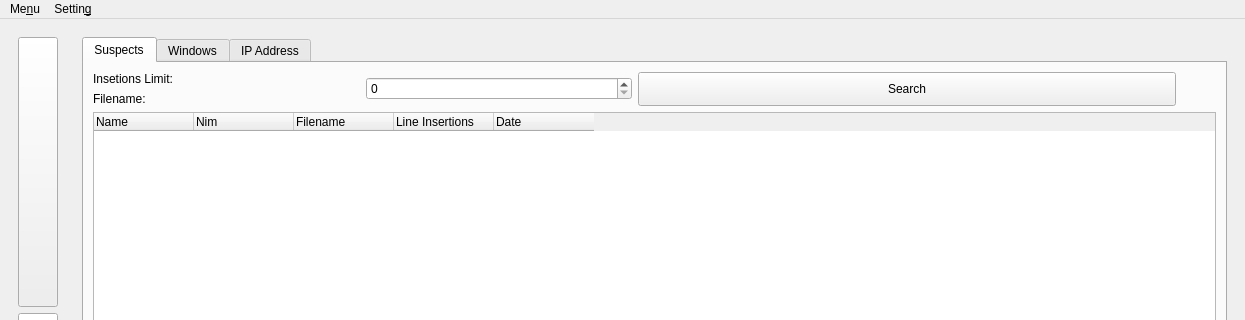
The window that lupv/Resources/ui/main_window.ui (azzamsa/lupv) describes before a commit, drawn with Qt 5; both pictures show x 0 to 1245 and y 0 to 320 of the 1245 by 900 pixel window.
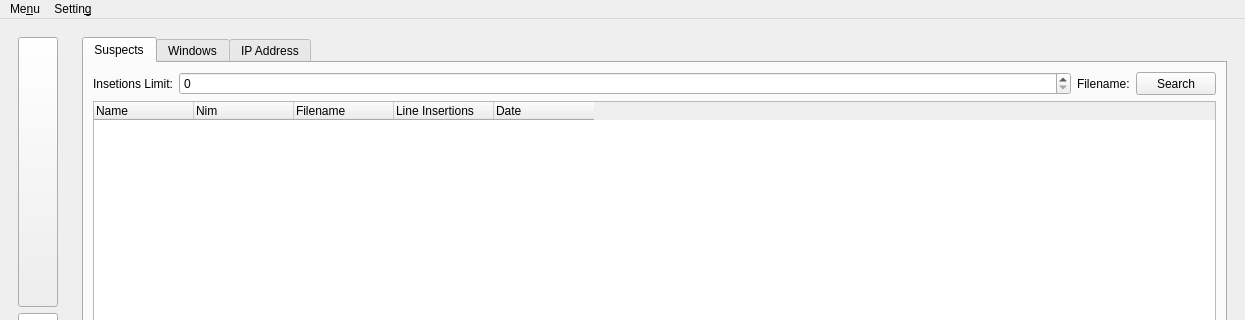
The same window after the commit. The open tabs and pages were chosen to show the change. Icons and pictures are not drawn.

Commit message:
Rearrange suspect window
Arrange layout to have better looking

Diff of the .ui file:
```diff
--- a/lupv/Resources/ui/main_window.ui
+++ b/lupv/Resources/ui/main_window.ui
@@ -533,16 +533,12 @@
              <attribute name="title">
               <string>Suspects</string>
              </attribute>
-             <layout class="QVBoxLayout" name="verticalLayout_8">
-              <item>
-               <layout class="QVBoxLayout" name="verticalLayout_7">
-                <item>
-                 <layout class="QHBoxLayout" name="horizontalLayout_5">
-                  <item>
-                   <layout class="QHBoxLayout" name="horizontalLayout_4">
-                    <item>
                      <layout class="QVBoxLayout" name="verticalLayout_5">
                       <item>
+               <layout class="QHBoxLayout" name="horizontalLayout_16">
+                <item>
+                 <layout class="QHBoxLayout" name="horizontalLayout_4">
+                  <item>
                        <widget class="QLabel" name="label">
                         <property name="text">
                          <string>Insetions Limit:</string>
@@ -550,6 +546,20 @@
                        </widget>
                       </item>
                       <item>
+                   <widget class="QSpinBox" name="insertions_limit_spin">
+                    <property name="sizePolicy">
+                     <sizepolicy hsizetype="MinimumExpanding" vsizetype="Minimum">
+                      <horstretch>0</horstretch>
+                      <verstretch>0</verstretch>
+                     </sizepolicy>
+                    </property>
+                   </widget>
+                  </item>
+                 </layout>
+                </item>
+                <item>
+                 <layout class="QHBoxLayout" name="horizontalLayout_5">
+                  <item>
                        <widget class="QLabel" name="label_2">
                         <property name="text">
                          <string>Filename:</string>
@@ -559,15 +569,6 @@
                      </layout>
                     </item>
                     <item>
-                     <layout class="QVBoxLayout" name="verticalLayout_6">
-                      <item>
-                       <widget class="QSpinBox" name="insertions_limit_spin"/>
-                      </item>
-                     </layout>
-                    </item>
-                   </layout>
-                  </item>
-                  <item>
                    <widget class="QPushButton" name="analyze_suspects_btn">
                     <property name="sizePolicy">
                      <sizepolicy hsizetype="Minimum" vsizetype="Preferred">
@@ -580,22 +581,6 @@
                     </property>
                    </widget>
                   </item>
-                  <item>
-                   <spacer name="horizontalSpacer">
-                    <property name="orientation">
-                     <enum>Qt::Horizontal</enum>
-                    </property>
-                    <property name="sizeType">
-                     <enum>QSizePolicy::Preferred</enum>
-                    </property>
-                    <property name="sizeHint" stdset="0">
-                     <size>
-                      <width>40</width>
-                      <height>20</height>
-                     </size>
-                    </property>
-                   </spacer>
-                  </item>
                  </layout>
                 </item>
                 <item>
@@ -635,8 +620,6 @@
                    </property>
                   </column>
                  </widget>
-                </item>
-               </layout>
               </item>
              </layout>
             </widget>
```
Left out of the diff: 2 changed lines with no effect on the pictures. Lines whose indentation alone changed are shown as unchanged. The commit also changes 1 other file.
